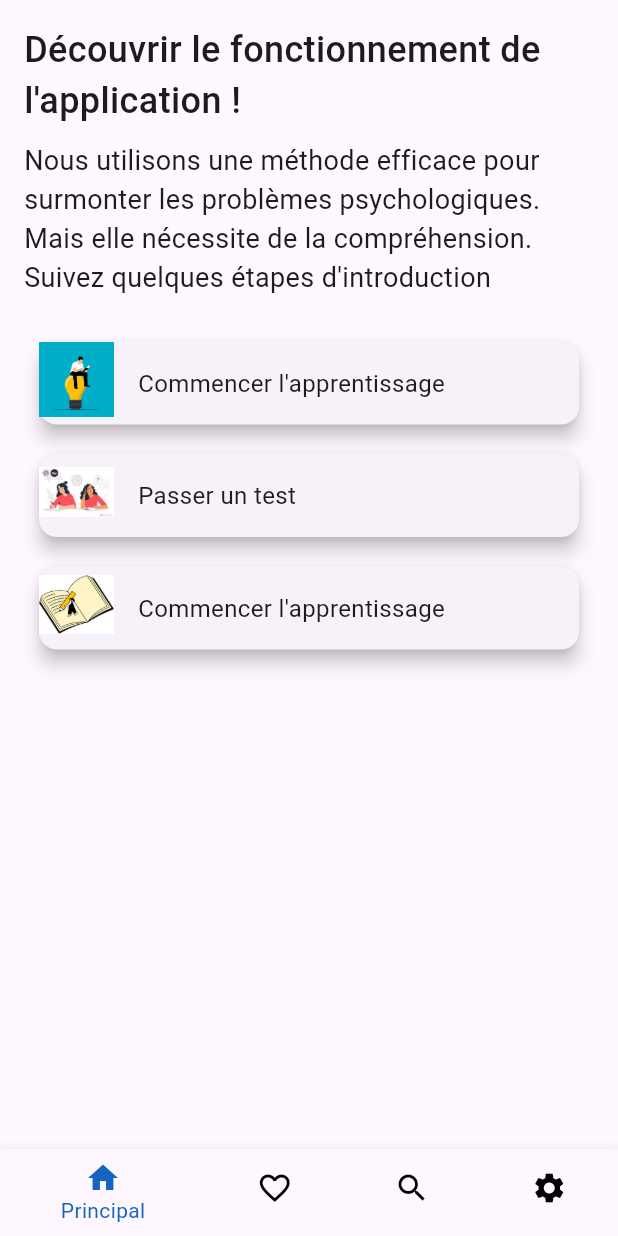
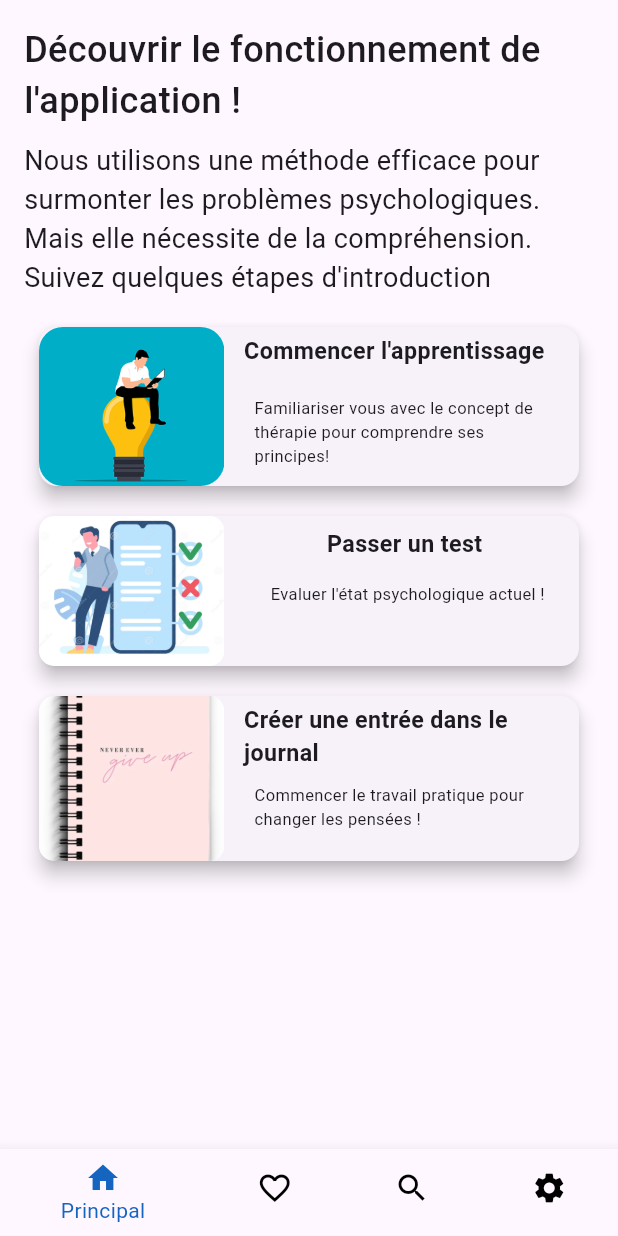
Before and after one commit to Tayebomheni/mental-health-app, a Flutter app: the navbar screen opened by its route, on a phone screen of 412 x 824 dp. Run offline on Flutter 3.47's test engine with Material 3 defaults, Android fonts, the phone set to English and light mode, and no system bars; our stand-ins replace firebase_auth, firebase_core, ionicons; accounts and stored records are empty.

Commit message:
Principal page done

```diff
--- a/lib/pages/Principal.dart
+++ b/lib/pages/Principal.dart
@@ -1,5 +1,4 @@
 import 'package:flutter/material.dart';
-import 'package:pcd/Widgets/custom_container.dart';
 
 class Principal extends StatefulWidget {
   const Principal({Key? key});
@@ -34,76 +33,178 @@ class _PrincipalState extends State<Principal> {
               fontSize: 18,
             ),
           ),
-         SizedBox(height: 20),
+          SizedBox(height: 10),
           Card(
   elevation: 5.0,
   margin: EdgeInsets.all(10.0),
+  child: GestureDetector(
+    onTap: () {
+      // Ajoutez l'action que vous souhaitez exécuter lors du clic sur la carte
+      print("La carte a été cliquée !");
+      // Vous pouvez ajouter d'autres logiques ou navigations ici
+    },
+    child: Container(
+      width: double.infinity,
       child: Row(
         crossAxisAlignment: CrossAxisAlignment.start,
         children: [
-                Image.asset(
+          Container(
+            height: 106.0,
+            width: MediaQuery.of(context).size.width * 0.3,
+            child: ClipRRect(
+              borderRadius: BorderRadius.circular(16.0),
+              child: Image.asset(
                 'assets/icons/apprentissage.png',
-                  width: 50, // Ajustez la largeur selon vos besoins
-                  height: 50, // Ajustez la hauteur selon vos besoins
+                fit: BoxFit.cover,
               ),
+            ),
+          ),
+          SizedBox(width: 8.0),
+          Expanded(
+            child: Container(
+              child: Column(
+                crossAxisAlignment: CrossAxisAlignment.start,
+                children: [
                   Padding(
-                  padding: const EdgeInsets.all(16.0),
+                    padding: const EdgeInsets.all(5.0),
                     child: Text(
                       'Commencer l\'apprentissage',
                       style: TextStyle(
-                      fontSize: 16,
+                        fontSize: 15.5,
+                        fontWeight: FontWeight.bold,
+                      ),
+                    ),
+                  ),
+                  SizedBox(height: 2.0),
+                  Padding(
+                    padding: const EdgeInsets.all(12.0),
+                    child: Text(
+                      'Familiariser vous avec le concept de thérapie pour comprendre ses principes!',
+                      style: TextStyle(
+                        fontSize: 11,
                       ),
                     ),
                   ),
                 ],
               ),
             ),
+          ),
+        ],
+      ),
+    ),
+  ),
+)
+,
           Card(
   elevation: 5.0,
   margin: EdgeInsets.all(10.0),
+  child: GestureDetector(
+    onTap: () {
+      // Ajoutez l'action que vous souhaitez exécuter lors du clic sur la carte
+      print("La deuxième carte a été cliquée !");
+      // Vous pouvez ajouter d'autres logiques ou navigations ici
+    },
     child: Row(
       crossAxisAlignment: CrossAxisAlignment.start,
       children: [
-                Image.asset(
-                  'assets/icons/test.jpg',
-                  width: 50, // Ajustez la largeur selon vos besoins
-                  height: 50, // Ajustez la hauteur selon vos besoins
+        Container(
+          height: 100.0,
+          width: MediaQuery.of(context).size.width * 0.3,
+          child: ClipRRect(
+            borderRadius: BorderRadius.circular(10.0),
+            child: Image.asset(
+              'assets/icons/test1.webp',
+              fit: BoxFit.cover,
             ),
+          ),
+        ),
+        SizedBox(width: 8.0),
+        Expanded(
+          child: Padding(
+            padding: const EdgeInsets.all(8.0),
+            child: Column(
+              children: [
+                Text(
+                  'Passer un test ',
+                  style: TextStyle(
+                    fontSize: 15.5,
+                    fontWeight: FontWeight.bold,
+                  ),
+                ),
+                SizedBox(height: 2.0),
                 Padding(
-                  padding: const EdgeInsets.all(16.0),
+                  padding: const EdgeInsets.all(12.0),
                   child: Text(
-                    'Passer un test',
+                    'Evaluer l\'état psychologique actuel !',
                     style: TextStyle(
-                      fontSize: 16,
+                      fontSize: 11,
                     ),
                   ),
                 ),
               ],
             ),
           ),
+        ),
+      ],
+    ),
+  ),
+)
+,
           Card(
   elevation: 5.0,
   margin: EdgeInsets.all(10.0),
+  child: GestureDetector(
+    onTap: () {
+      // Ajoutez l'action que vous souhaitez exécuter lors du clic sur la carte
+      print("La troisième carte a été cliquée !");
+      // Vous pouvez ajouter d'autres logiques ou navigations ici
+    },
     child: Row(
       crossAxisAlignment: CrossAxisAlignment.start,
       children: [
-                Image.asset(
-                  'assets/icons/journal.png',
-                  width: 50, // Ajustez la largeur selon vos besoins
-                  height: 50, // Ajustez la hauteur selon vos besoins
+        Container(
+          height: 110.0,
+          width: MediaQuery.of(context).size.width * 0.3,
+          child: ClipRRect(
+            borderRadius: BorderRadius.circular(10.0),
+            child: Image.asset(
+              'assets/icons/journal1.webp',
+              fit: BoxFit.cover,
             ),
+          ),
+        ),
+        SizedBox(width: 8.0),
+        Expanded(
+          child: Padding(
+            padding: const EdgeInsets.all(5.0),
+            child: Column(
+              children: [
+                Text(
+                  'Créer une entrée dans le journal',
+                  style: TextStyle(
+                    fontSize: 15.5,
+                    fontWeight: FontWeight.bold,
+                  ),
+                ),
+                SizedBox(height: 2.0),
                 Padding(
-                  padding: const EdgeInsets.all(16.0),
+                  padding: const EdgeInsets.all(7.0),
                   child: Text(
-                    'Commencer l\'apprentissage',
+                    'Commencer le travail pratique pour changer les pensées !',
                     style: TextStyle(
-                      fontSize: 16,
+                      fontSize: 11,
                     ),
                   ),
                 ),
               ],
             ),
           ),
+        ),
+      ],
+    ),
+  ),
+)
+,
         ],
       ),
     );
```
Also changed, not shown: assets/icons/journal1.webp (added), assets/icons/test1.webp (added). Lines whose indentation alone changed are shown as unchanged.
